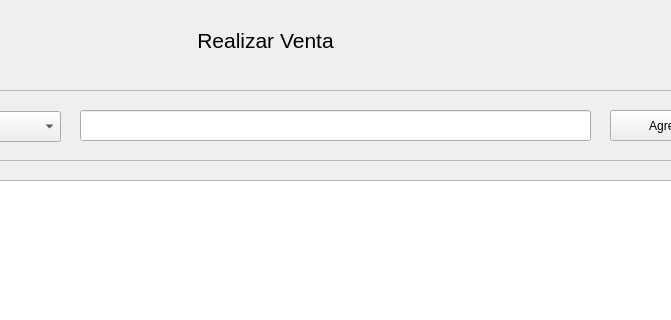
Before: the Qt Designer form code/ui_files/realizar_venta_window.ui in Perer876/tiendita, drawn with Qt 5; both pictures show x 280 to 951 and y 0 to 320 of the 1090 by 771 pixel window.
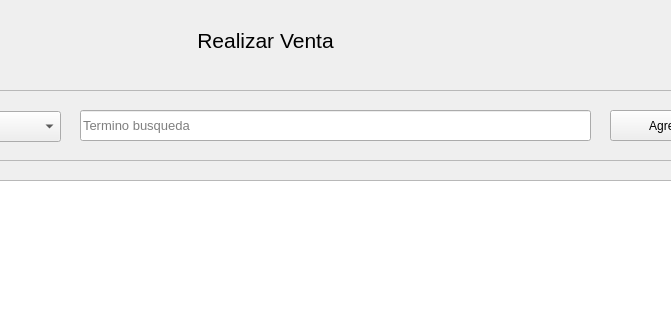
After: the same form once the commit is applied. Icons and pictures are not drawn.

Commit message: Aumentar y disminuir cantidad de productos en venta

What changed in the file:
```diff
--- a/code/ui_files/realizar_venta_window.ui
+++ b/code/ui_files/realizar_venta_window.ui
@@ -101,6 +101,17 @@
        <height>31</height>
       </rect>
      </property>
+     <property name="font">
+      <font>
+       <pointsize>10</pointsize>
+      </font>
+     </property>
+     <property name="placeholderText">
+      <string>Termino busqueda</string>
+     </property>
+     <property name="clearButtonEnabled">
+      <bool>true</bool>
+     </property>
     </widget>
     <widget class="QPushButton" name="agregar_producto_pushButton">
      <property name="geometry">
```
Left out of the diff: 12 changed lines with no effect on the pictures. The commit also changes 2 other files.
